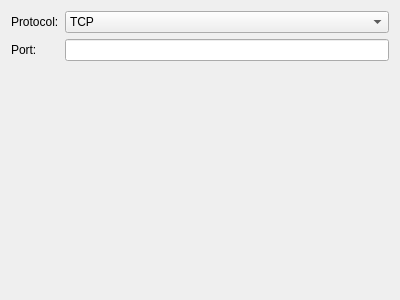
This is designer/socket_conf_widget.ui in pulp-bio/biogui as Qt 5 draws it before an edit. The edited form follows.
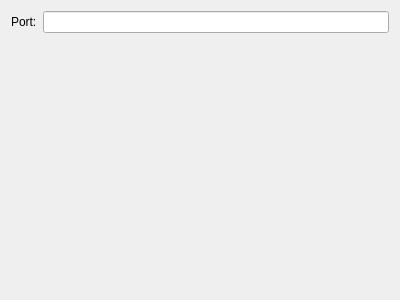
This is the edited form.

```diff
--- a/designer/socket_conf_widget.ui
+++ b/designer/socket_conf_widget.ui
@@ -15,34 +15,13 @@
   </property>
   <layout class="QFormLayout" name="formLayout">
    <item row="0" column="0">
-    <widget class="QLabel" name="label1">
-     <property name="text">
-      <string>Protocol:</string>
-     </property>
-    </widget>
-   </item>
-   <item row="0" column="1">
-    <widget class="QComboBox" name="serialPortsComboBox">
-     <item>
-      <property name="text">
-       <string>TCP</string>
-      </property>
-     </item>
-     <item>
-      <property name="text">
-       <string>UDP</string>
-      </property>
-     </item>
-    </widget>
-   </item>
-   <item row="1" column="0">
     <widget class="QLabel" name="label3">
      <property name="text">
       <string>Port:</string>
      </property>
     </widget>
    </item>
-   <item row="1" column="1">
+   <item row="0" column="1">
     <widget class="QLineEdit" name="portTextField"/>
    </item>
   </layout>
```
